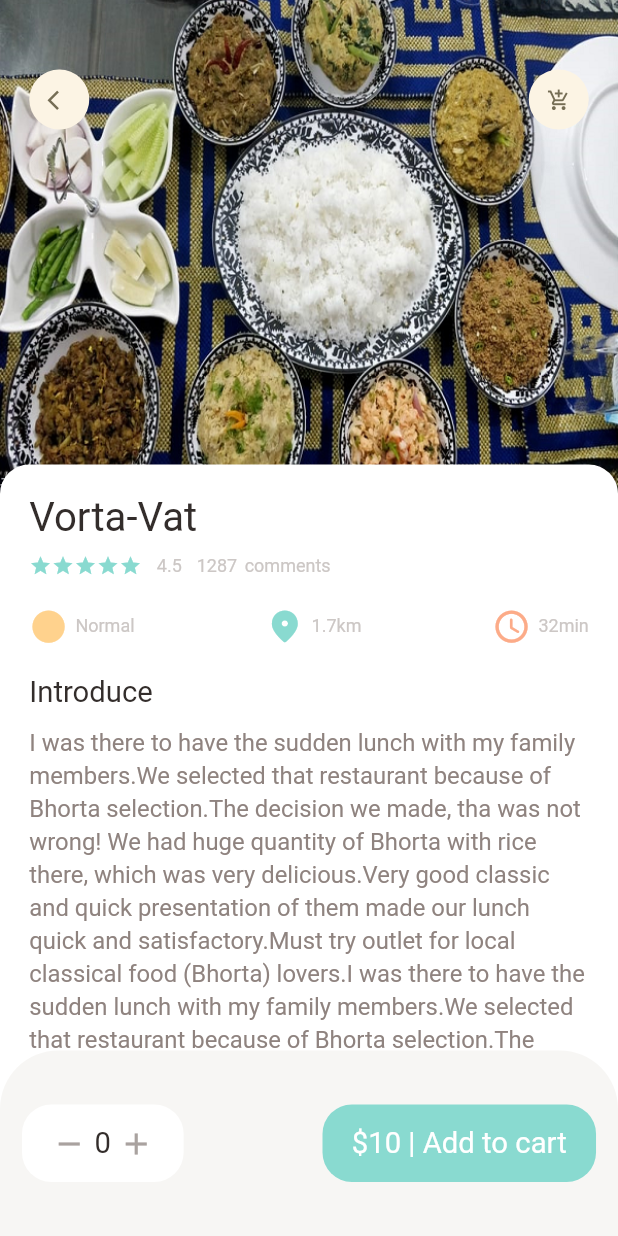
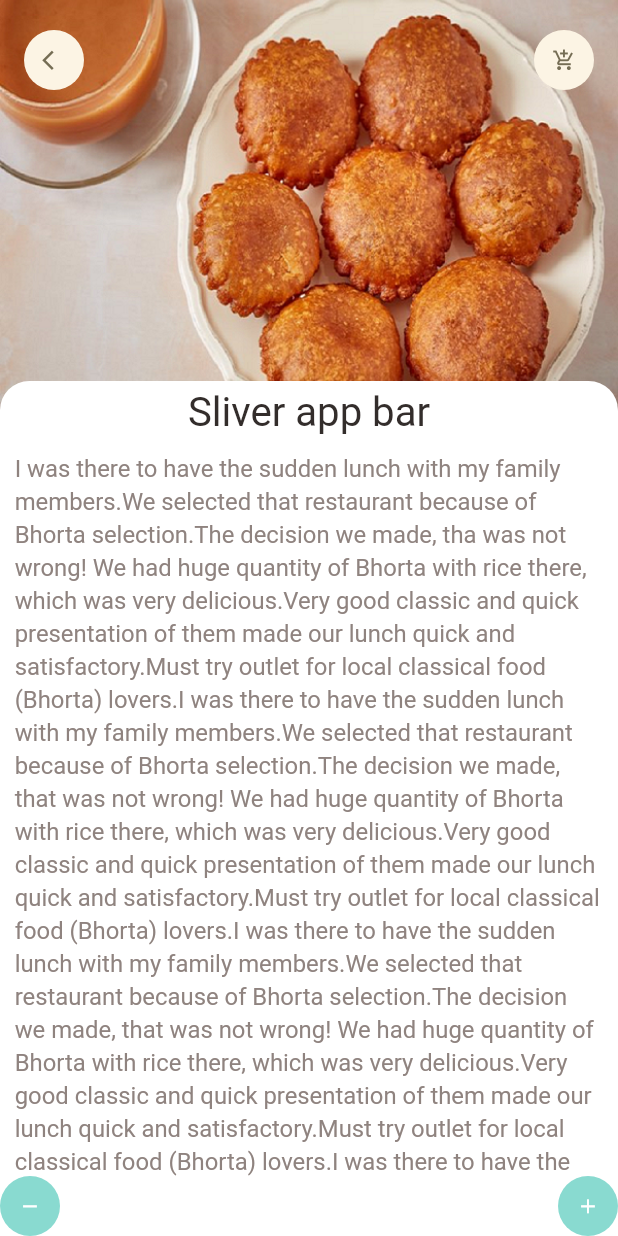
Before and after one commit to asmfahim29/food_delivery, a Flutter app: the screen it shows after launch, after a tap on "Show more", on a phone screen of 412 x 824 dp. Run offline on Flutter 3.47's test engine with Material 2 defaults, Android fonts, the phone set to English and light mode, and no system bars; our stand-ins replace dots_indicator, get.

Commit message:
recommended half completed

```diff
--- a/lib/main.dart
+++ b/lib/main.dart
@@ -1,5 +1,5 @@
 import 'package:flutter/material.dart';
-import 'package:food_apps/pages/food/popular_food_details.dart';
+import 'package:food_apps/pages/food/recommended_food_detail.dart';
 import 'package:get/get.dart';
 
 void main() {
@@ -18,7 +18,7 @@ class MyApp extends StatelessWidget {
       theme: ThemeData(
         primarySwatch: Colors.blue,
       ),
-      home: const PopularFoodDetail(),
+      home: const RecommendedFoodDetail(),
     );
   }
 }
--- /dev/null
+++ b/lib/pages/food/recommended_food_detail.dart
@@ -0,0 +1,130 @@
+import 'package:flutter/material.dart';
+import 'package:food_apps/colors.dart';
+import 'package:food_apps/utils/dimensions.dart';
+import 'package:food_apps/widgets/app_icon.dart';
+import 'package:food_apps/widgets/big_text.dart';
+import 'package:food_apps/widgets/expandable_text.dart';
+
+class RecommendedFoodDetail extends StatelessWidget {
+  const RecommendedFoodDetail({Key? key}) : super(key: key);
+
+  @override
+  Widget build(BuildContext context) {
+    return Scaffold(
+      backgroundColor: Colors.white,
+      body: CustomScrollView(
+        slivers: [
+          SliverAppBar(
+            toolbarHeight: 80,
+            title: Row(
+              mainAxisAlignment: MainAxisAlignment.spaceBetween,
+              children: [
+                AppIcon(icon: Icons.arrow_back_ios),
+                AppIcon(icon: Icons.add_shopping_cart_outlined)
+              ],
+            ),
+            bottom: PreferredSize(
+              preferredSize: Size.fromHeight(20),
+              child: Container(
+                width: double.maxFinite,
+                padding: EdgeInsets.only(top: 5, bottom: 10),
+                decoration: BoxDecoration(
+                    color: Colors.white,
+                    borderRadius: BorderRadius.only(
+                        topLeft: Radius.circular(Dimensions.radius20),
+                        topRight: Radius.circular(Dimensions.radius20))),
+                child: Center(
+                    child: BigText(
+                  text: "Sliver app bar",
+                  size: Dimensions.fontBigS26,
+                )),
+              ),
+            ),
+            pinned: true,
+            backgroundColor: Color(0xfff8f6f6),
+            expandedHeight: 300,
+            flexibleSpace: FlexibleSpaceBar(
+              background: Image.asset(
+                "assets/images/food1.png",
+                width: double.maxFinite,
+                fit: BoxFit.cover,
+              ),
+            ),
+          ),
+          SliverToBoxAdapter(
+            child: Column(
+              children: [
+                Container(
+                  margin: EdgeInsets.only(
+                      left: Dimensions.width10, right: Dimensions.width10),
+                  child: ExpandableText(
+                      text:
+                          "I was there to have the sudden lunch with my family members."
+                          "We selected that restaurant because of Bhorta selection."
+                          "The decision we made, that was not wrong! We had huge quantity of Bhorta with rice there, which was very delicious."
+                          "Very good classic and quick presentation of them made our lunch quick and satisfactory."
+                          "Must try outlet for local classical food (Bhorta) lovers."
+                          "I was there to have the sudden lunch with my family members."
+                          "We selected that restaurant because of Bhorta selection."
+                          "The decision we made, that was not wrong! We had huge quantity of Bhorta with rice there, which was very delicious."
+                          "Very good classic and quick presentation of them made our lunch quick and satisfactory."
+                          "Must try outlet for local classical food (Bhorta) lovers."
+                          "I was there to have the sudden lunch with my family members."
+                          "We selected that restaurant because of Bhorta selection."
+                          "The decision we made, that was not wrong! We had huge quantity of Bhorta with rice there, which was very delicious."
+                          "Very good classic and quick presentation of them made our lunch quick and satisfactory."
+                          "Must try outlet for local classical food (Bhorta) lovers."
+                          "I was there to have the sudden lunch with my family members."
+                          "We selected that restaurant because of Bhorta selection."
+                          "The decision we made, that was not wrong! We had huge quantity of Bhorta with rice there, which was very delicious."
+                          "Very good classic and quick presentation of them made our lunch quick and satisfactory."
+                          "Must try outlet for local classical food (Bhorta) lovers."
+                          "I was there to have the sudden lunch with my family members."
+                          "We selected that restaurant because of Bhorta selection."
+                          "The decision we made, that was not wrong! We had huge quantity of Bhorta with rice there, which was very delicious."
+                          "Very good classic and quick presentation of them made our lunch quick and satisfactory."
+                          "Must try outlet for local classical food (Bhorta) lovers."
+                          "I was there to have the sudden lunch with my family members."
+                          "We selected that restaurant because of Bhorta selection."
+                          "The decision we made, that was not wrong! We had huge quantity of Bhorta with rice there, which was very delicious."
+                          "Very good classic and quick presentation of them made our lunch quick and satisfactory."
+                          "Must try outlet for local classical food (Bhorta) lovers."
+                          "I was there to have the sudden lunch with my family members."
+                          "We selected that restaurant because of Bhorta selection."
+                          "The decision we made, that was not wrong! We had huge quantity of Bhorta with rice there, which was very delicious."
+                          "Very good classic and quick presentation of them made our lunch quick and satisfactory."
+                          "Must try outlet for local classical food (Bhorta) lovers."
+                          "I was there to have the sudden lunch with my family members."
+                          "We selected that restaurant because of Bhorta selection."
+                          "The decision we made, that was not wrong! We had huge quantity of Bhorta with rice there, which was very delicious."
+                          "Very good classic and quick presentation of them made our lunch quick and satisfactory."
+                          "Must try outlet for local classical food (Bhorta) lovers."),
+                )
+              ],
+            ),
+          )
+        ],
+      ),
+      bottomNavigationBar: Column(
+        mainAxisSize: MainAxisSize.min,
+        children: [
+          Row(
+            mainAxisAlignment: MainAxisAlignment.spaceBetween,
+            children: [
+              AppIcon(
+                icon: Icons.remove,
+                backgroundColor: AppColor.mainColor,
+                iconColor: Colors.white,
+              ),
+              AppIcon(
+                icon: Icons.add,
+                backgroundColor: AppColor.mainColor,
+                iconColor: Colors.white,
+              )
+            ],
+          )
+        ],
+      ),
+    );
+  }
+}
```
